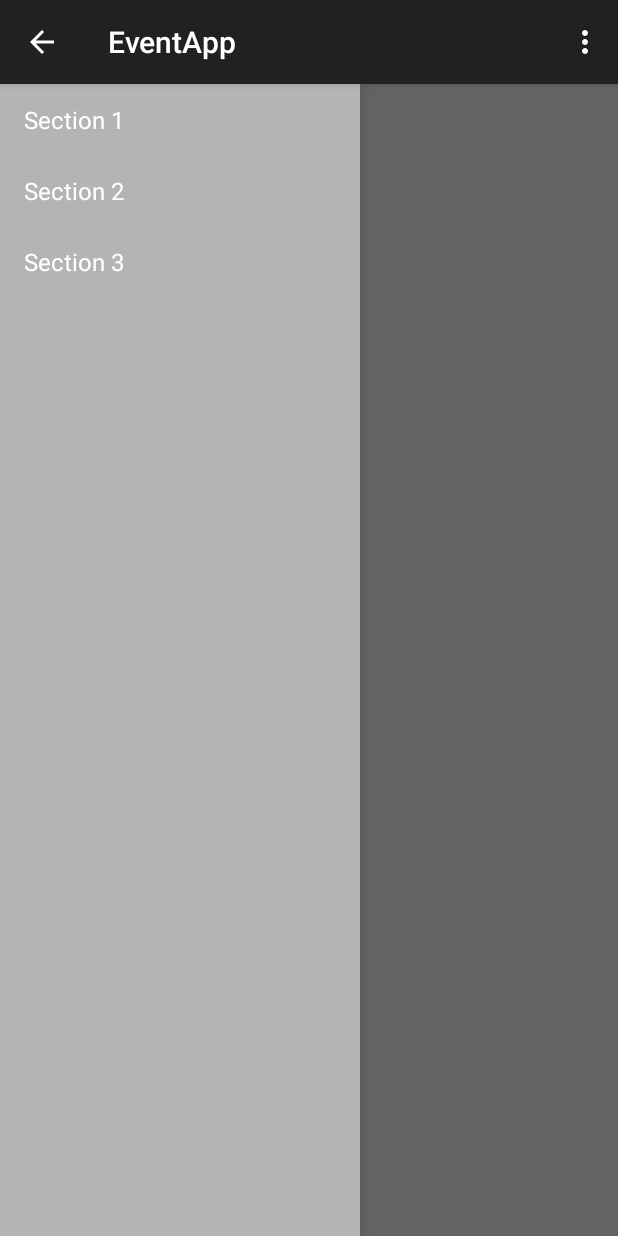
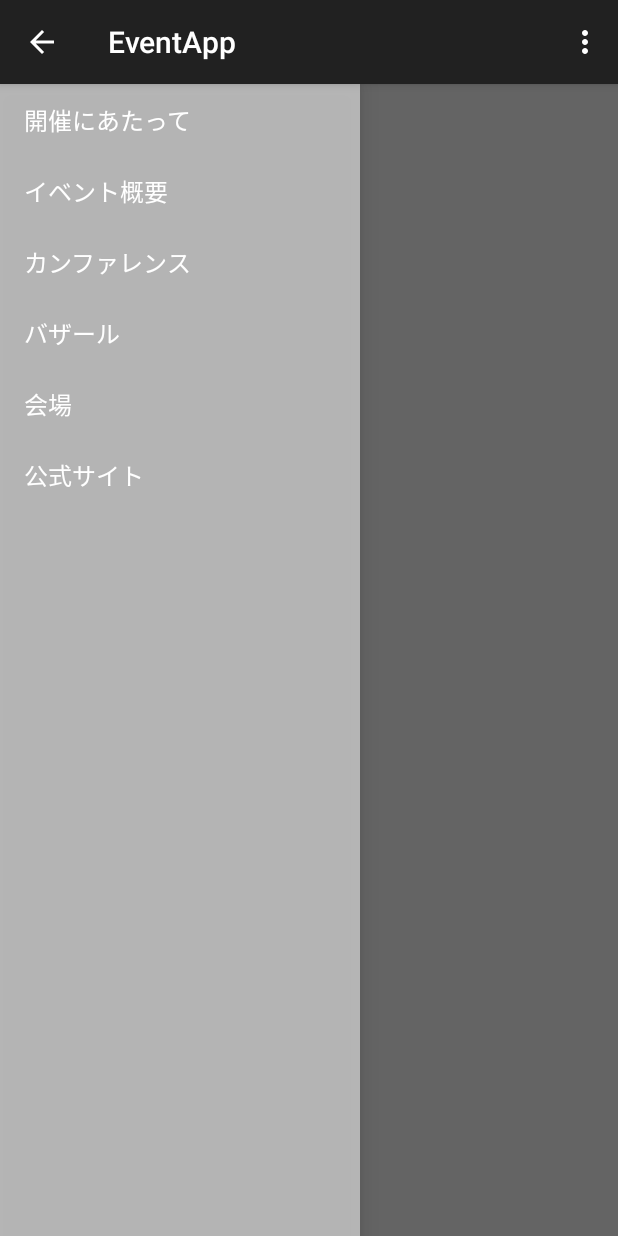
Before and after one commit to mhidaka/EventApp, an Android app: the screen it shows after launch (MainActivity), on a phone screen of 412 x 824 dp. Run offline under Robolectric (Android 15) with nearby library versions, the phone set to English and light mode, and no system bars; libraries missing offline, so code that uses them is left out: com.sys1yagi.indirectinjector; 4 statements that could not run were skipped.

```diff
--- a/2014Spring/src/main/java/org/techbooster/app/abc/fragments/NavigationDrawerFragment.java
+++ b/2014Spring/src/main/java/org/techbooster/app/abc/fragments/NavigationDrawerFragment.java
@@ -110,11 +110,7 @@ public class NavigationDrawerFragment extends Fragment {
                 getActionBar().getThemedContext(),
                 android.R.layout.simple_list_item_1,
                 android.R.id.text1,
-                new String[]{
-                        getString(R.string.title_section1),
-                        getString(R.string.title_section2),
-                        getString(R.string.title_section3),
-                }));
+                getResources().getStringArray(R.array.drawer_menu_list)));
         mDrawerListView.setItemChecked(mCurrentSelectedPosition, true);
         return mDrawerListView;
     }
--- a/2014Spring/src/main/res/values/strings.xml
+++ b/2014Spring/src/main/res/values/strings.xml
@@ -9,5 +9,12 @@
     <string name="navigation_drawer_close">Close navigation drawer</string>
     <string name="action_example">Example action</string>
     <string name="action_settings">Settings</string>
-
+    <string-array name="drawer_menu_list">
+        <item>開催にあたって</item>
+        <item>イベント概要</item>
+        <item>カンファレンス</item>
+        <item>バザール</item>
+        <item>会場</item>
+        <item>公式サイト</item>
+    </string-array>
 </resources>
```
